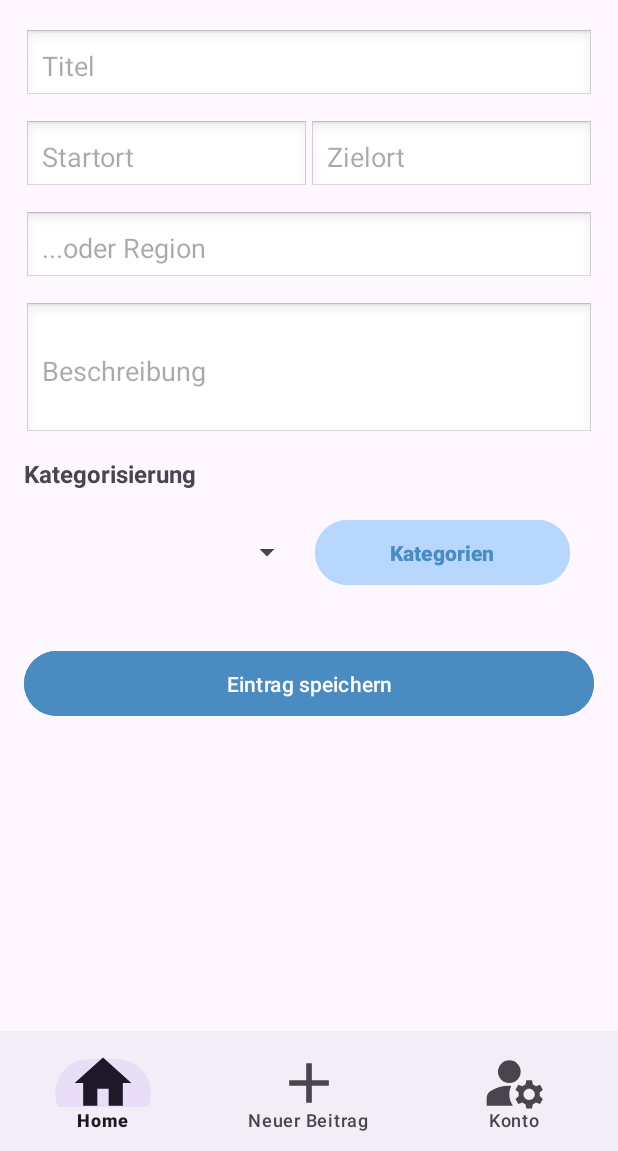
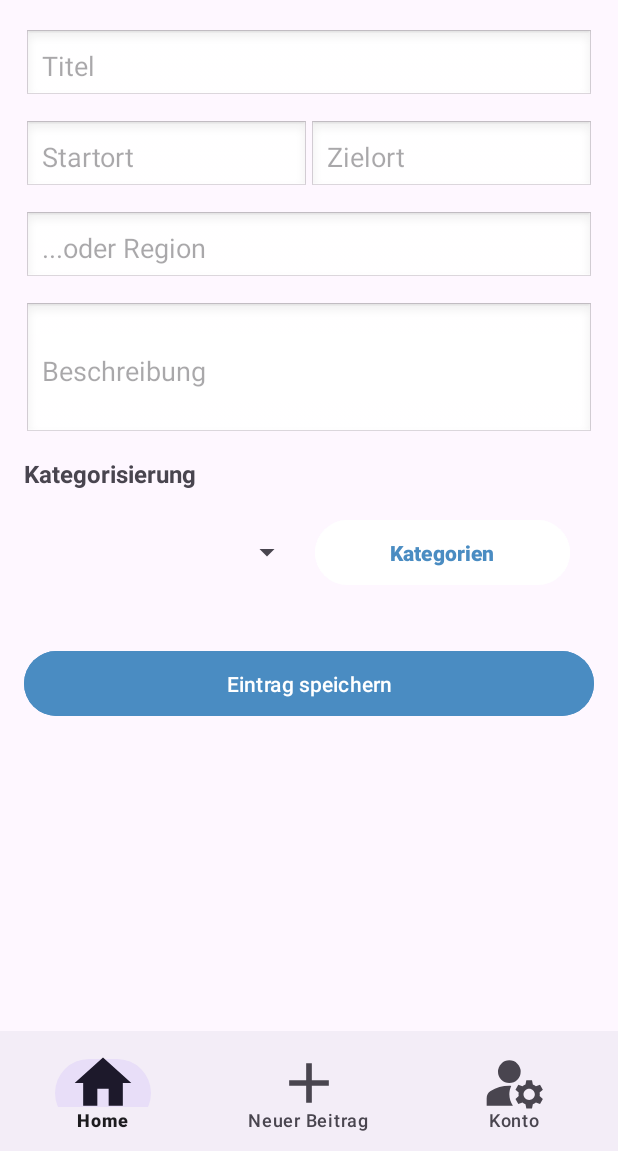
Before and after one commit to Bo960/TSUG, an Android app: the layout activity_create.xml on its own in the app's theme, with its tools: preview values and no code run, on a phone screen of 412 x 824 dp, the part 85-1236 px from its top. Run offline under Robolectric (Android 15) with nearby library versions, the phone set to English and light mode, and no system bars.

Commit message:
adjust primaryContainerColor

```diff
--- a/app/src/main/res/values/colors.xml
+++ b/app/src/main/res/values/colors.xml
@@ -3,7 +3,7 @@
     <color name="primaryColor">#4A8CC2</color>
     <color name="onPrimaryColor">#FFFFFF</color>
     <color name="secondaryColor">#464646</color>
-    <color name="primaryContainerColor">#B7D7FF</color>
+    <color name="primaryContainerColor">#FFFFFF</color>
     <color name="onPrimaryContainerColor">#7FC8FF</color>
     <color name="errorColor">#B3261E</color>
     <color name="onErrorColor">#FFFFFF</color>
```
